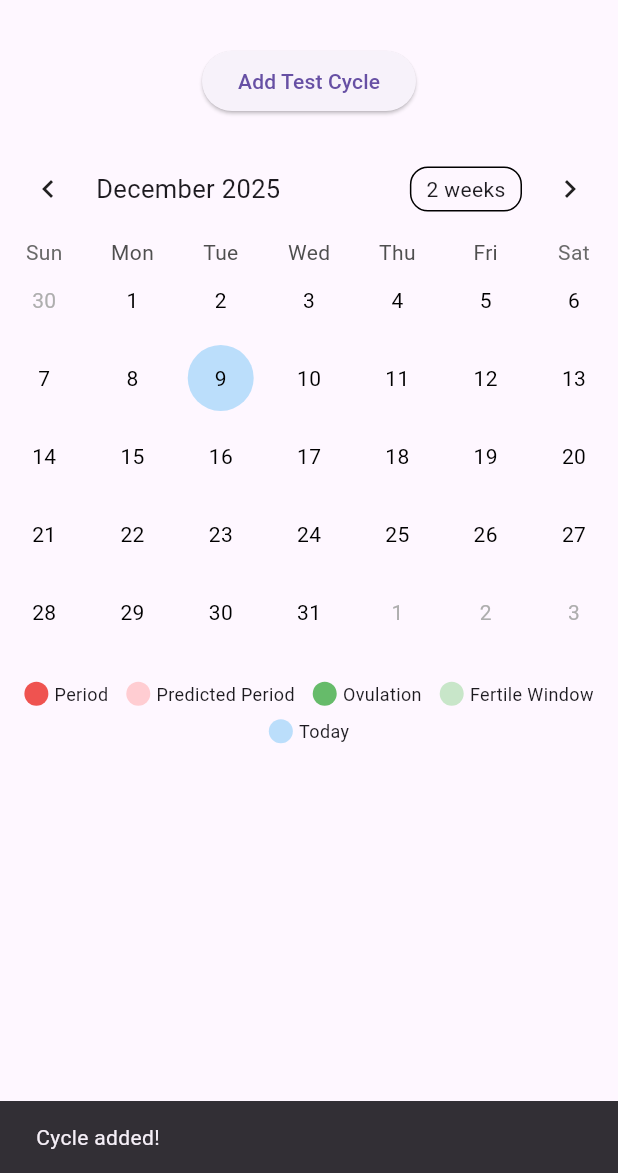
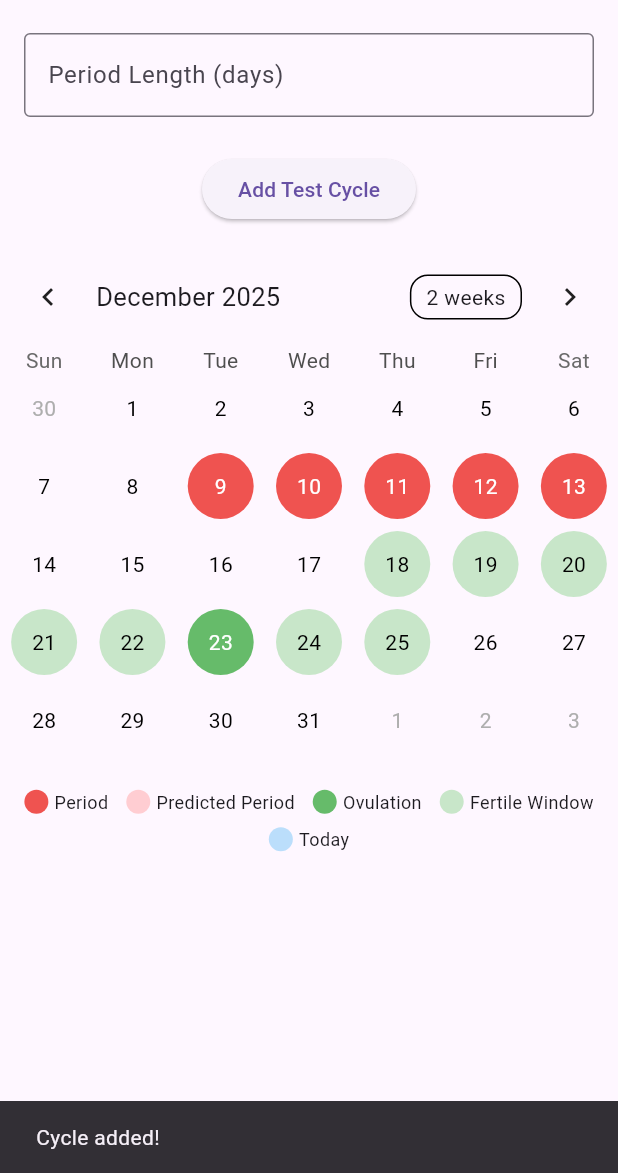
Before and after one commit to authcar/Period-tracking, a Flutter app: the screen it shows after launch, after a tap on "Add Test Cycle", on a phone screen of 412 x 824 dp, the part 63-1236 px from its top. Run offline on Flutter 3.47's test engine with Material 3 defaults, Android fonts, the phone set to English and light mode, and no system bars; drawn by our look-alikes of table_calendar; our stand-ins replace hive, hive_flutter; accounts and stored records are empty.

Commit message:
fixed ovulation, fertile period

```diff
--- a/lib/main.dart
+++ b/lib/main.dart
@@ -17,7 +17,10 @@ void main() async {
   await Hive.openBox<DailyLog>('dailyLogBox');
   await Hive.openBox<UserSettings>('settingsBox');
 
-  await Hive.openBox('periods'); // database box
+  final settingsBox = Hive.box<UserSettings>('settingsBox');
+  if (settingsBox.isEmpty) { // "Kalau laci kosong (belum ada isinya)... taruh setting default
+    settingsBox.put(0, UserSettings());
+  }
 
   runApp( MyApp());
 }
--- a/lib/screens/home.dart
+++ b/lib/screens/home.dart
@@ -9,11 +9,16 @@ class HomeScreen extends StatefulWidget {
 
   @override
   State<HomeScreen> createState() => _HomeScreenState();
+
+
 }
 
 class _HomeScreenState extends State<HomeScreen> {
+  final TextEditingController inputPeriodLength =
+    TextEditingController();
+
   final prediction = PeriodPredictionService();
-  final menstrualBox = Hive.box<MenstrualCycle>('menstrualDataBox');
+  final menstrualBox = Hive.box<MenstrualCycle>('menstrualDataBox'); // penyimpanan data siklus menstruasi
 
   @override
   Widget build(BuildContext context) {
@@ -22,6 +27,19 @@ class _HomeScreenState extends State<HomeScreen> {
       body: SingleChildScrollView(  // Biar bisa di-scroll
         child: Column(
           children: [
+            //  TEXTFIELD
+            Padding(
+              padding: const EdgeInsets.symmetric(horizontal: 16, vertical: 8),
+              child: TextField(
+                controller: inputPeriodLength,
+                keyboardType: TextInputType.number,
+                decoration: const InputDecoration(
+                  labelText: 'Period Length (days)',
+                  border: OutlineInputBorder(),
+                ),
+              ),
+            ),
+
             // Tombol test (opsional, bisa dihapus nanti)
             Padding(
               padding: const EdgeInsets.all(16.0),
@@ -29,11 +47,11 @@ class _HomeScreenState extends State<HomeScreen> {
                 onPressed: () async {
                   final entry = MenstrualCycle(
                     startDate: DateTime.now(),
-                    endDate: DateTime.now().add(const Duration(days: 4)),
+                    endDate: DateTime.now().add(const Duration(days: 4)), //: hari ini sampai 4 hari ke depan.
                   );
                   await menstrualBox.add(entry);
 
-                  setState(() {}); // Refresh tampilan
+                  setState(() {}); // Refresh tampilan UI
 
                   ScaffoldMessenger.of(context).showSnackBar(
                     const SnackBar(content: Text("Cycle added!")),
--- a/lib/widgets/calendar.dart
+++ b/lib/widgets/calendar.dart
@@ -1,6 +1,7 @@
 import 'package:flutter/material.dart';
+import 'package:period_tracker/models/userSettings.dart';
 import 'package:table_calendar/table_calendar.dart';
-import 'package:hive/hive.dart';
+import 'package:hive_flutter/hive_flutter.dart';
 import '../models/menstrual_cycle.dart';
 import '../models/dailyLog.dart';
 import '../services/periodPrediction.dart';
@@ -49,8 +50,10 @@ class _CalendarWidgetState extends State<CalendarWidget> {
     final nextPeriod = prediction.predictNextPeriod();
     if (nextPeriod == null) return false;
 
-    final settingsBox = Hive.box('settingsBox');
-    final periodLength = settingsBox.get(0)?.averagePeriodLength ?? 5;
+    final settingsBox = Hive.box<UserSettings>('settingsBox');
+    final settings = settingsBox.get(0);
+    final periodLength = settings?.averagePeriodLength ?? 5; // ?.if null then return null instead of crashing
+    //?? if null return 5
 
     final periodEnd = nextPeriod.add(Duration(days: periodLength - 1));
 
@@ -78,8 +81,76 @@ class _CalendarWidgetState extends State<CalendarWidget> {
     return a.year == b.year && a.month == b.month && a.day == b.day;
   }
 
+  // --- MULAI KODE BARU DI SINI ---
+
+  // 1. Fungsi untuk menampilkan konfirmasi hapus
+  Future<void> _showDeleteConfirmDialog(DateTime day) async {
+    return showDialog<void>(
+      context: context,
+      builder: (BuildContext context) {
+        return AlertDialog(
+          title: const Text('Hapus Siklus Menstruasi?'),
+          content: const Text(
+            'Data siklus menstruasi pada tanggal ini akan dihapus dan warna merah akan hilang.',
+          ),
+          actions: <Widget>[
+            TextButton(
+              child: const Text('Batal'),
+              onPressed: () {
+                Navigator.of(context).pop();
+              },
+            ),
+            TextButton(
+              child: const Text('Hapus', style: TextStyle(color: Colors.red)),
+              onPressed: () {
+                _removePeriodCycle(day); // Jalankan penghapusan
+                Navigator.of(context).pop(); // Tutup dialog
+              },
+            ),
+          ],
+        );
+      },
+    );
+  }
+
+  // 2. Fungsi logika penghapusan data dari Hive
+  void _removePeriodCycle(DateTime day) {
+    dynamic keyToDelete;
+
+    // Loop semua data di box untuk mencari tanggal yang cocok
+    for (var key in menstrualBox.keys) {
+      final cycle = menstrualBox.get(key);
+      if (cycle != null) {
+        // Cek apakah tanggal yang dipilih (day) ada di dalam rentang siklus ini
+        if (_isSameDay(day, cycle.startDate) ||
+            _isSameDay(day, cycle.endDate) ||
+            (day.isAfter(cycle.startDate) && day.isBefore(cycle.endDate))) {
+          keyToDelete = key;
+          break;
+        }
+      }
+    }
+
+    // Jika ketemu, hapus!
+    if (keyToDelete != null) {
+      menstrualBox.delete(keyToDelete);
+
+      setState(() {
+        // Refresh halaman agar warna merah hilang
+      });
+
+      ScaffoldMessenger.of(
+        context,
+      ).showSnackBar(const SnackBar(content: Text('Siklus berhasil dihapus')));
+    }
+  }
+  // --- AKHIR KODE BARU ---
+
   @override
   Widget build(BuildContext context) {
+    return ValueListenableBuilder(
+      valueListenable: menstrualBox.listenable(),  // menstrualBox.listenable() = Setiap kali ada data baru/dihapus dari menstrualBox, kalender refresh
+      builder: (context, Box<MenstrualCycle> box, _) {
         return Column(
          children: [
         // Calendar
@@ -88,8 +159,9 @@ class _CalendarWidgetState extends State<CalendarWidget> {
             lastDay: DateTime.utc(2030, 12, 31),
             focusedDay: _focusedDay,
             calendarFormat: _calendarFormat,
-          selectedDayPredicate: (day) => _selectedDay != null && _isSameDay(_selectedDay!, day),
-          onDaySelected: (selectedDay, focusedDay) {
+            selectedDayPredicate: (day) =>
+                _selectedDay != null && _isSameDay(_selectedDay!, day),
+            onDaySelected: (selectedDay, focusedDay) { //Saat user klik hari, update state & tampilkan detail.
               setState(() {
                 _selectedDay = selectedDay;
                 _focusedDay = focusedDay;
@@ -104,7 +176,7 @@ class _CalendarWidgetState extends State<CalendarWidget> {
             onPageChanged: (focusedDay) {
               _focusedDay = focusedDay;
             },
-          calendarStyle: CalendarStyle(
+            calendarStyle: CalendarStyle( //Warna default, today, selected, marker.
               todayDecoration: BoxDecoration(
                 color: Colors.blue.shade300,
                 shape: BoxShape.circle,
@@ -118,7 +190,7 @@ class _CalendarWidgetState extends State<CalendarWidget> {
                 shape: BoxShape.circle,
               ),
             ),
-          calendarBuilders: CalendarBuilders(
+            calendarBuilders: CalendarBuilders( //Kustomisasi tampilan tiap hari (red, green, pink).
               defaultBuilder: (context, day, focusedDay) {
                 return _buildDayCell(day);
               },
@@ -130,21 +202,23 @@ class _CalendarWidgetState extends State<CalendarWidget> {
               },
           ),
         ),
-
         const SizedBox(height: 20),
-
         // Legend
         _buildLegend(),
-
             const SizedBox(height: 20),
-
         // Selected day info
             if (_selectedDay != null) _buildSelectedDayInfo(),
           ],
         );
+      },
+    );
   }
 
-  Widget _buildDayCell(DateTime day, {bool isToday = false, bool isSelected = false}) {
+  Widget _buildDayCell( //Warna tiap hari tergantung statusnya
+    DateTime day, {
+    bool isToday = false,
+    bool isSelected = false,
+  }) {
     Color? backgroundColor;
     Color textColor = Colors.black;
 
@@ -186,17 +260,9 @@ class _CalendarWidgetState extends State<CalendarWidget> {
 
     return Container(
       margin: const EdgeInsets.all(4),
-      decoration: BoxDecoration(
-        color: backgroundColor,
-        shape: BoxShape.circle,
-      ),
+      decoration: BoxDecoration(color: backgroundColor, shape: BoxShape.circle),
       child: Center(
-        child: Text(
-          '${day.day}',
-          style: TextStyle(
-            color: textColor,
-          ),
-        ),
+        child: Text('${day.day}', style: TextStyle(color: textColor)),
       ),
     );
   }
@@ -204,7 +270,7 @@ class _CalendarWidgetState extends State<CalendarWidget> {
   Widget _buildLegend() {
     return Padding(
       padding: const EdgeInsets.symmetric(horizontal: 16.0),
-      child: Wrap(
+      child: Wrap( //Menampilkan keterangan warna kalender
         spacing: 12,
         runSpacing: 8,
         alignment: WrapAlignment.center,
@@ -226,23 +292,23 @@ class _CalendarWidgetState extends State<CalendarWidget> {
         Container(
           width: 16,
           height: 16,
-          decoration: BoxDecoration(
-            color: color,
-            shape: BoxShape.circle,
-          ),
+          decoration: BoxDecoration(color: color, shape: BoxShape.circle),
         ),
         const SizedBox(width: 4),
-        Text(
-          label,
-          style: const TextStyle(fontSize: 12),
-        ),
+        Text(label, style: const TextStyle(fontSize: 12)),
       ],
     );
   }
 
-  Widget _buildSelectedDayInfo() {
-    final dayKey = _selectedDay!.toIso8601String().substring(0, 10);
+  Widget _buildSelectedDayInfo() { //Tampil ketika user klik hari tertentu. Menampilkan: Tanggal. Icon delete (hanya jika period). Clear selection (X).
+    // Safety check
+    if (_selectedDay == null) return const SizedBox.shrink();
+
+    final dayKey = _selectedDay!.toIso8601String().substring(0, 10); //berupa YYYY-MM-DD
     final dailyLog = dailyLogBox.get(dayKey);
+
+    // Cek apakah hari ini merah (Period)
+    bool isPeriod = _isPeriodDay(_selectedDay!);
 
     return Card(
       margin: const EdgeInsets.all(16),
@@ -251,6 +317,7 @@ class _CalendarWidgetState extends State<CalendarWidget> {
         child: Column(
           crossAxisAlignment: CrossAxisAlignment.start,
           children: [
+            // Baris Judul & Tombol Action
             Row(
               mainAxisAlignment: MainAxisAlignment.spaceBetween,
               children: [
@@ -261,6 +328,23 @@ class _CalendarWidgetState extends State<CalendarWidget> {
                     fontWeight: FontWeight.bold,
                   ),
                 ),
+                Row(
+                  children: [
+                    // --- TOMBOL HAPUS SIKLUS (Muncul cuma kalau isPeriod true) ---
+                    if (isPeriod)
+                      IconButton(
+                        icon: const Icon(
+                          Icons.delete_outline,
+                          color: Colors.red,
+                        ),
+                        tooltip: 'Hapus Siklus',
+                        onPressed: () {
+                          _showDeleteConfirmDialog(_selectedDay!);
+                        },
+                      ),
+                    // -------------------------------------------------------------
+
+                    // Tombol Clear Selection (X)
                     IconButton(
                       icon: const Icon(Icons.close, size: 20),
                       onPressed: _clearSelection,
@@ -268,18 +352,35 @@ class _CalendarWidgetState extends State<CalendarWidget> {
                     ),
                   ],
                 ),
+              ],
+            ),
+
             const SizedBox(height: 8),
+
+            // Log Harian
             if (dailyLog != null) ...[
-              if (dailyLog.mood.isNotEmpty)
-                Text('Mood: ${dailyLog.mood}'),
+              if (dailyLog.mood.isNotEmpty) Text('Mood: ${dailyLog.mood}'),
               if (dailyLog.bleedingLevel != 'none')
                 Text('Bleeding: ${dailyLog.bleedingLevel}'),
               if (dailyLog.painLevel != 'none')
                 Text('Pain: ${dailyLog.painLevel}'),
               if (dailyLog.waterIntake > 0)
                 Text('Water: ${dailyLog.waterIntake} ml'),
-            ] else
+            ] else if (!isPeriod)
               const Text('No log for this day'),
+
+            // Indikator Status Tambahan
+            if (isPeriod)
+              const Padding(
+                padding: EdgeInsets.only(top: 8.0),
+                child: Text(
+                  'Status: Menstruasi (Period)',
+                  style: TextStyle(
+                    color: Colors.red,
+                    fontStyle: FontStyle.italic,
+                  ),
+                ),
+              ),
           ],
         ),
       ),
@@ -288,7 +389,7 @@ class _CalendarWidgetState extends State<CalendarWidget> {
 
   void _showDayDetails(DateTime day) {
     final dayKey = day.toIso8601String().substring(0, 10);
-    final dailyLog = dailyLogBox.get(dayKey);
+    final dailyLog = dailyLogBox.get(dayKey); //dailyLogBox adalah Hive box yang menyimpan log harian (DailyLog object) dengan key = "YYYY-MM-DD".
 
     // You can add a bottom sheet or dialog here for more detailed day info
     // For now, the info is shown in the card below the calendar
```
Lines whose indentation alone changed are shown as unchanged.
